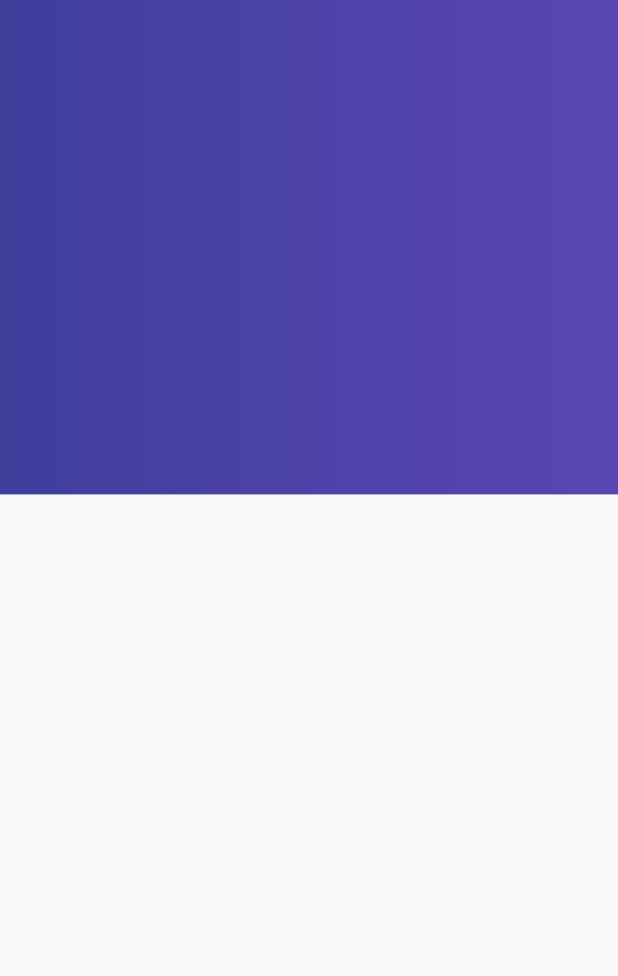
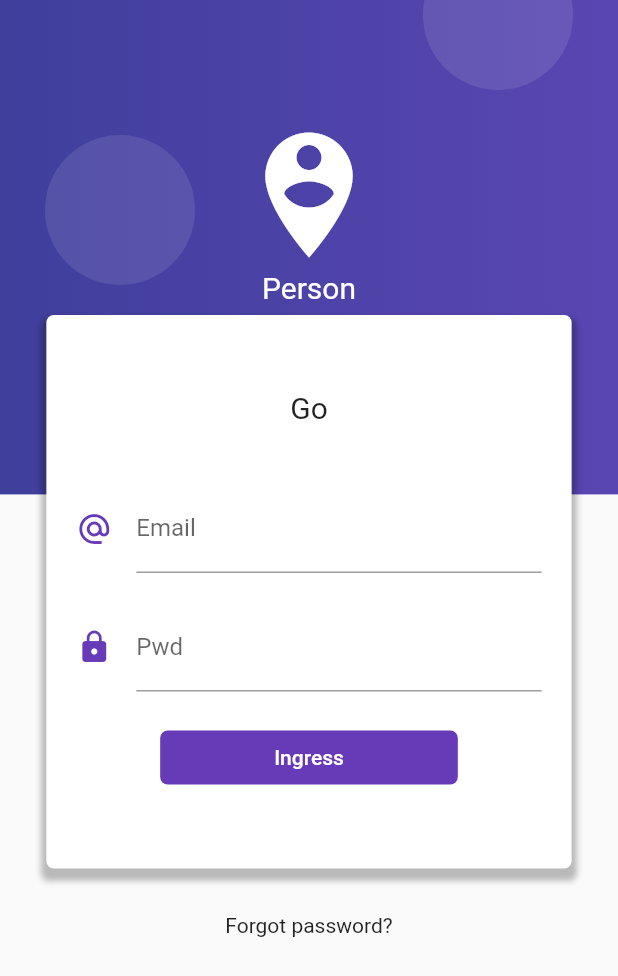
Before and after one commit to Juli15Boy/form_validation_flutter_bloc, a Flutter app: the screen it shows after launch, on a phone screen of 412 x 824 dp. Shown: the top 976 px of the screen. Run offline on Flutter 3.47's test engine with Material 2 defaults, Android fonts, the phone set to English and light mode, and no system bars.

Commit message:
Login Page

```diff
--- a/lib/pages/login_page.dart
+++ b/lib/pages/login_page.dart
@@ -1,3 +1,5 @@
+import 'dart:ui';
+
 import 'package:flutter/material.dart';
 
 class LoginPage extends StatelessWidget {
@@ -7,7 +9,10 @@ class LoginPage extends StatelessWidget {
   Widget build(BuildContext context) {
     return Scaffold(
       body: Stack(
-        children: <Widget>[_createBackground(context)],
+        children: <Widget>[
+          _createBackground(context),
+          _loginForm(context),
+        ],
       ),
     );
   }
@@ -15,7 +20,7 @@ class LoginPage extends StatelessWidget {
   Widget _createBackground(BuildContext context) {
     final size = MediaQuery.of(context).size;
 
-    return Container(
+    final background = Container(
       height: size.height * 0.4,
       width: double.infinity,
       decoration: BoxDecoration(
@@ -24,5 +29,123 @@ class LoginPage extends StatelessWidget {
         Color.fromRGBO(90, 70, 178, 1.0),
       ])),
     );
+
+    final circles = Container(
+      width: 100.0,
+      height: 100.0,
+      decoration: BoxDecoration(
+        borderRadius: BorderRadius.circular(100.0),
+        color: Colors.white10,
+      ),
+    );
+
+    return Stack(
+      children: <Widget>[
+        background,
+        Positioned(child: circles, top: 90.0, left: 30.0),
+        Positioned(child: circles, top: -40.0, right: 30.0),
+        Positioned(child: circles, bottom: 30.0, right: -10.0),
+        Positioned(child: circles, bottom: -50.0, left: -20.0),
+        Container(
+          padding: EdgeInsets.only(top: 80.0),
+          child: Column(
+            children: [
+              Icon(Icons.person_pin_circle, color: Colors.white, size: 100.0),
+              SizedBox(
+                width: double.infinity,
+              ),
+              Text(
+                'Person',
+                style: TextStyle(color: Colors.white, fontSize: 20.0),
+              )
+            ],
+          ),
+        )
+      ],
+    );
+  }
+
+  Widget _loginForm(BuildContext context) {
+    final size = MediaQuery.of(context).size;
+
+    return SingleChildScrollView(
+      child: Column(
+        children: [
+          SafeArea(
+              child: Container(
+            height: 180.0,
+          )),
+          Container(
+            width: size.width * 0.85,
+            padding: EdgeInsets.symmetric(vertical: 50.0),
+            margin: EdgeInsets.symmetric(vertical: 30.0),
+            decoration: BoxDecoration(
+              color: Colors.white,
+              borderRadius: BorderRadius.circular(5.0),
+              boxShadow: [
+                BoxShadow(
+                    color: Colors.black26,
+                    blurRadius: 3.0,
+                    offset: Offset(0.0, 5.0),
+                    spreadRadius: 3.0),
+              ],
+            ),
+            child: Column(
+              children: [
+                Text('Go', style: TextStyle(fontSize: 20.0)),
+                SizedBox(
+                  height: 40.0,
+                ),
+                _createEmailInput(),
+                SizedBox(height: 20.0),
+                _createPasswordInput(),
+                SizedBox(height: 20.0),
+                _createButtonInput()
+              ],
+            ),
+          ),
+          Text('Forgot password?'),
+          SizedBox(height: 100.0),
+        ],
+      ),
+    );
+  }
+
+  Widget _createEmailInput() {
+    return Container(
+      padding: EdgeInsets.symmetric(horizontal: 20.0),
+      child: TextField(
+        keyboardType: TextInputType.emailAddress,
+        decoration: InputDecoration(
+            hintText: 'example@example.com',
+            icon: Icon(Icons.alternate_email, color: Colors.deepPurple),
+            labelText: 'Email'),
+      ),
+    );
+  }
+
+  Widget _createPasswordInput() {
+    return Container(
+      padding: EdgeInsets.symmetric(horizontal: 20.0),
+      child: TextField(
+        obscureText: true,
+        decoration: InputDecoration(
+            icon: Icon(Icons.lock, color: Colors.deepPurple), labelText: 'Pwd'),
+      ),
+    );
+  }
+
+  Widget _createButtonInput() {
+    return RaisedButton(
+      shape: RoundedRectangleBorder(borderRadius: BorderRadius.circular(5.0)),
+      elevation: 0.0,
+      color: Colors.deepPurple,
+      textColor: Colors.white,
+      child: Container(
+        padding: EdgeInsets.symmetric(horizontal: 60.0, vertical: 10.0),
+        child: Text('Ingress'),
+      ),
+      onPressed: () {},
+    );
   }
 }
```
